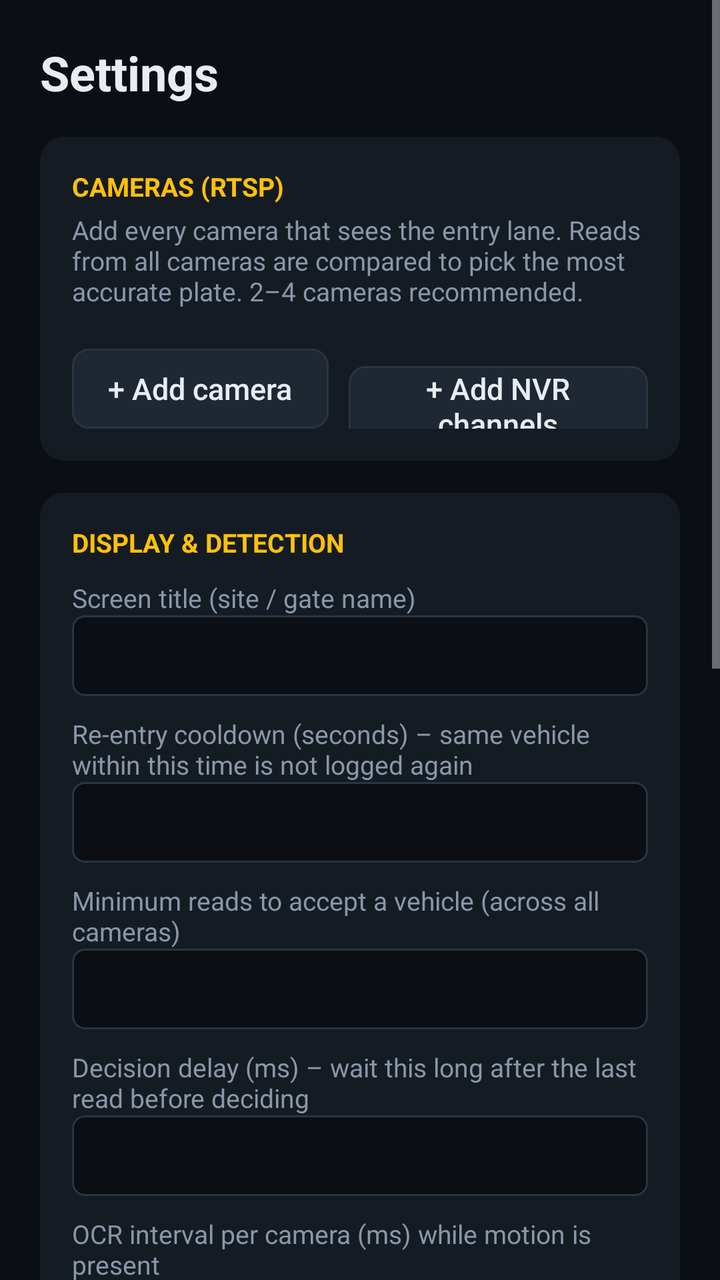
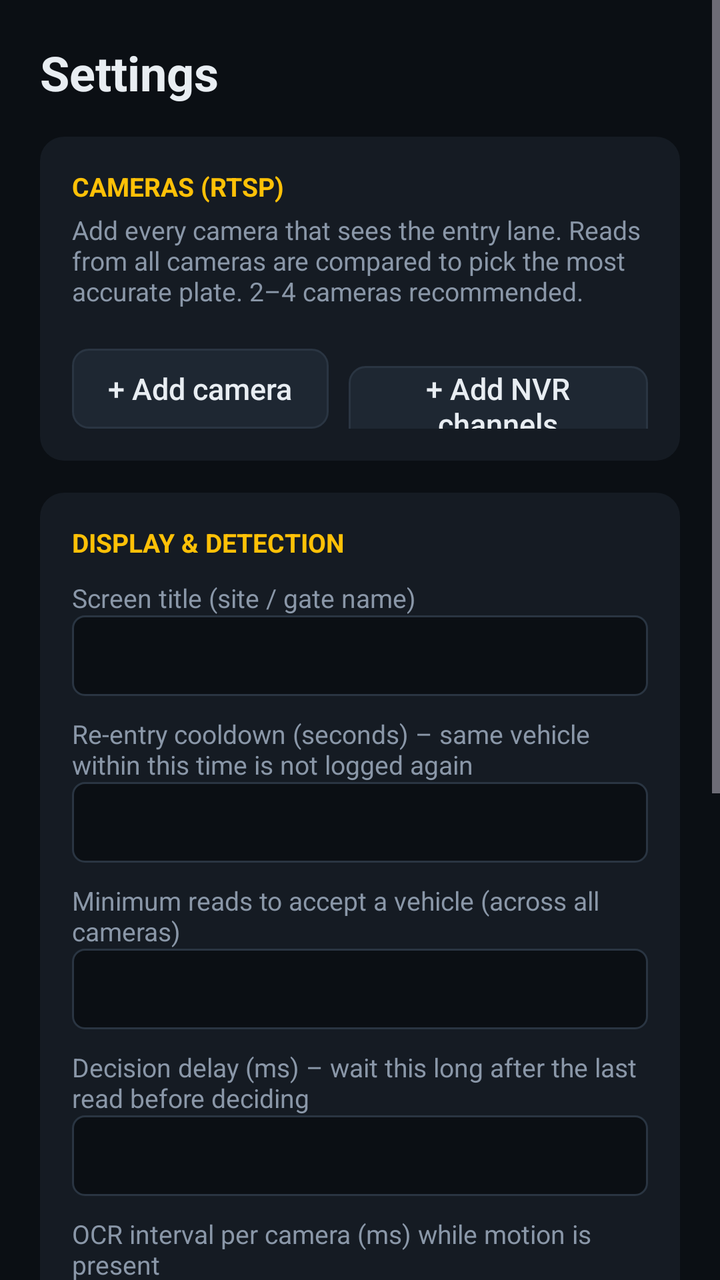

Compare the two renders of this Android layout. The source of the first and the diff that turns it into the second are given below.
<!-- AndroidManifest.xml: application theme Theme.VehicleGate -->
<!-- res/layout/activity_settings.xml -->
<?xml version="1.0" encoding="utf-8"?>
<ScrollView xmlns:android="http://schemas.android.com/apk/res/android"
    android:layout_width="match_parent"
    android:layout_height="match_parent"
    android:background="@color/bg"
    android:fillViewport="true">

    <LinearLayout
        android:layout_width="match_parent"
        android:layout_height="wrap_content"
        android:orientation="vertical"
        android:padding="20dp">

        <TextView
            android:layout_width="wrap_content"
            android:layout_height="wrap_content"
            android:text="Settings"
            android:textColor="@color/text"
            android:textSize="24sp"
            android:textStyle="bold" />

        
        <LinearLayout
            android:layout_width="match_parent"
            android:layout_height="wrap_content"
            android:layout_marginTop="16dp"
            android:background="@drawable/card_bg"
            android:orientation="vertical"
            android:padding="16dp">

            <TextView
                android:layout_width="wrap_content"
                android:layout_height="wrap_content"
                android:text="CAMERAS (RTSP)"
                android:textColor="@color/accent"
                android:textSize="13sp"
                android:textStyle="bold" />

            <TextView
                android:layout_width="wrap_content"
                android:layout_height="wrap_content"
                android:layout_marginTop="4dp"
                android:text="Add every camera that sees the entry lane. Reads from all cameras are compared to pick the most accurate plate. 2–4 cameras recommended."
                android:textColor="@color/text_dim"
                android:textSize="13sp" />

            <LinearLayout
                android:id="@+id/cameraList"
                android:layout_width="match_parent"
                android:layout_height="wrap_content"
                android:layout_marginTop="10dp"
                android:orientation="vertical" />

            <LinearLayout
                android:layout_width="wrap_content"
                android:layout_height="wrap_content"
                android:layout_marginTop="10dp"
                android:orientation="horizontal">

                <androidx.appcompat.widget.AppCompatButton
                    android:id="@+id/addCamera"
                    style="@style/TvButton"
                    android:layout_width="wrap_content"
                    android:layout_height="wrap_content"
                    android:text="+ Add camera" />

                <androidx.appcompat.widget.AppCompatButton
                    android:id="@+id/addNvr"
                    style="@style/TvButton"
                    android:layout_width="wrap_content"
                    android:layout_height="wrap_content"
                    android:layout_marginStart="10dp"
                    android:text="+ Add NVR channels" />
            </LinearLayout>
        </LinearLayout>

        
        <LinearLayout
            android:layout_width="match_parent"
            android:layout_height="wrap_content"
            android:layout_marginTop="16dp"
            android:background="@drawable/card_bg"
            android:orientation="vertical"
            android:padding="16dp">

            <TextView
                android:layout_width="wrap_content"
                android:layout_height="wrap_content"
                android:text="DISPLAY &amp; DETECTION"
                android:textColor="@color/accent"
                android:textSize="13sp"
                android:textStyle="bold" />

            <TextView style="@style/FieldLabel" android:layout_width="wrap_content" android:layout_height="wrap_content" android:text="Screen title (site / gate name)" />
            <EditText android:id="@+id/siteTitle" style="@style/Field" android:layout_width="match_parent" android:layout_height="wrap_content" android:inputType="text" />

            <TextView style="@style/FieldLabel" android:layout_width="wrap_content" android:layout_height="wrap_content" android:text="Re-entry cooldown (seconds) – same vehicle within this time is not logged again" />
            <EditText android:id="@+id/cooldown" style="@style/Field" android:layout_width="match_parent" android:layout_height="wrap_content" android:inputType="number" />

            <TextView style="@style/FieldLabel" android:layout_width="wrap_content" android:layout_height="wrap_content" android:text="Minimum reads to accept a vehicle (across all cameras)" />
            <EditText android:id="@+id/minReads" style="@style/Field" android:layout_width="match_parent" android:layout_height="wrap_content" android:inputType="number" />

            <TextView style="@style/FieldLabel" android:layout_width="wrap_content" android:layout_height="wrap_content" android:text="Decision delay (ms) – wait this long after the last read before deciding" />
            <EditText android:id="@+id/settle" style="@style/Field" android:layout_width="match_parent" android:layout_height="wrap_content" android:inputType="number" />

            <TextView style="@style/FieldLabel" android:layout_width="wrap_content" android:layout_height="wrap_content" android:text="OCR interval per camera (ms) while motion is present" />
            <EditText android:id="@+id/ocrInterval" style="@style/Field" android:layout_width="match_parent" android:layout_height="wrap_content" android:inputType="number" />

            <TextView style="@style/FieldLabel" android:layout_width="wrap_content" android:layout_height="wrap_content" android:text="Minimum confidence (%)" />
            <EditText android:id="@+id/minConf" style="@style/Field" android:layout_width="match_parent" android:layout_height="wrap_content" android:inputType="number" />

            <TextView style="@style/FieldLabel" android:layout_width="wrap_content" android:layout_height="wrap_content" android:text="Keep history for (days, 0 = forever)" />
            <EditText android:id="@+id/retention" style="@style/Field" android:layout_width="match_parent" android:layout_height="wrap_content" android:inputType="number" />

            <CheckBox
                android:id="@+id/beep"
                android:layout_width="wrap_content"
                android:layout_height="wrap_content"
                android:layout_marginTop="10dp"
                android:background="@drawable/row_bg"
                android:padding="6dp"
                android:text="Beep when a new vehicle is logged"
                android:textColor="@color/text" />

            <CheckBox
                android:id="@+id/liveVideo"
                android:layout_width="wrap_content"
                android:layout_height="wrap_content"
                android:background="@drawable/row_bg"
                android:padding="6dp"
                android:text="Show live camera video on the dashboard (off = small status chips; use ▶ Preview to watch a camera)"
                android:textColor="@color/text" />
        </LinearLayout>

        <LinearLayout
            android:layout_width="wrap_content"
            android:layout_height="wrap_content"
            android:layout_marginTop="16dp"
            android:orientation="horizontal">

            <androidx.appcompat.widget.AppCompatButton
                android:id="@+id/save"
                style="@style/TvButton"
                android:layout_width="wrap_content"
                android:layout_height="wrap_content"
                android:text="Save &amp; back" />

            <androidx.appcompat.widget.AppCompatButton
                android:id="@+id/exportCsv"
                style="@style/TvButton"
                android:layout_width="wrap_content"
                android:layout_height="wrap_content"
                android:layout_marginStart="10dp"
                android:text="Export history (CSV)" />

            <androidx.appcompat.widget.AppCompatButton
                android:id="@+id/clearHistory"
                style="@style/TvButton"
                android:layout_width="wrap_content"
                android:layout_height="wrap_content"
                android:layout_marginStart="10dp"
                android:text="Clear history"
                android:textColor="@color/error" />
        </LinearLayout>
    </LinearLayout>
</ScrollView>
<!-- resources referenced by this layout -->
<resources>
  <color name="accent">#FFC107</color>
  <color name="bg">#0B0F14</color>
  <color name="error">#FF5252</color>
  <color name="text">#E8EDF2</color>
  <color name="text_dim">#8A97A8</color>
  <!-- drawable card_bg (drawable) -->
  <?xml version="1.0" encoding="utf-8"?>
  <shape xmlns:android="http://schemas.android.com/apk/res/android" android:shape="rectangle">
      <solid android:color="@color/surface" />
      <corners android:radius="12dp" />
  </shape>
  <!-- drawable row_bg (drawable) -->
  <?xml version="1.0" encoding="utf-8"?>
  <selector xmlns:android="http://schemas.android.com/apk/res/android">
      <item android:state_focused="true">
          <shape android:shape="rectangle">
              <solid android:color="@color/surface2" />
              <stroke android:width="2dp" android:color="@color/accent" />
              <corners android:radius="6dp" />
          </shape>
      </item>
      <item>
          <shape android:shape="rectangle">
              <solid android:color="@android:color/transparent" />
          </shape>
      </item>
  </selector>
  <style name="Field">
          <item name="android:background">@drawable/field_bg</item>
          <item name="android:textColor">@color/text</item>
          <item name="android:textColorHint">@color/text_dim</item>
          <item name="android:textSize">15sp</item>
          <item name="android:padding">10dp</item>
          <item name="android:singleLine">true</item>
      </style>
  <style name="FieldLabel">
          <item name="android:textColor">@color/text_dim</item>
          <item name="android:textSize">13sp</item>
          <item name="android:layout_marginTop">10dp</item>
      </style>
  <style name="TvButton" parent="Widget.AppCompat.Button.Borderless">
          <item name="android:background">@drawable/focus_bg</item>
          <item name="android:textColor">@color/text</item>
          <item name="android:textAllCaps">false</item>
          <item name="android:textSize">15sp</item>
          <item name="android:paddingStart">18dp</item>
          <item name="android:paddingEnd">18dp</item>
          <item name="android:minHeight">40dp</item>
          <item name="android:focusable">true</item>
      </style>
  <style name="Theme.VehicleGate" parent="Theme.Material3.Dark.NoActionBar">
          <item name="android:windowBackground">@color/bg</item>
          <item name="colorPrimary">@color/accent</item>
          <item name="colorOnPrimary">#000000</item>
          <item name="colorSecondary">@color/accent</item>
          <item name="android:statusBarColor">@color/bg</item>
          <item name="android:navigationBarColor">@color/bg</item>
      </style>
  <color name="surface">#151B23</color>
  <color name="surface2">#1E2732</color>
  <!-- drawable field_bg (drawable) -->
  <?xml version="1.0" encoding="utf-8"?>
  <selector xmlns:android="http://schemas.android.com/apk/res/android">
      <item android:state_focused="true">
          <shape android:shape="rectangle">
              <solid android:color="@color/bg" />
              <stroke android:width="2dp" android:color="@color/accent" />
              <corners android:radius="6dp" />
          </shape>
      </item>
      <item>
          <shape android:shape="rectangle">
              <solid android:color="@color/bg" />
              <stroke android:width="1dp" android:color="@color/divider" />
              <corners android:radius="6dp" />
          </shape>
      </item>
  </selector>
  <color name="divider">#2A3542</color>
  <!-- unchanged entries left out for length: 1 -->
</resources>

<!-- the commit's change to res/layout/activity_settings.xml (unified diff, before → after) -->
@@ -132,10 +132,14 @@
                 android:textColor="@color/text" />
         </LinearLayout>
 
+        <HorizontalScrollView
+            android:layout_width="match_parent"
+            android:layout_height="wrap_content"
+            android:layout_marginTop="16dp"
+            android:scrollbars="none">
         <LinearLayout
             android:layout_width="wrap_content"
             android:layout_height="wrap_content"
-            android:layout_marginTop="16dp"
             android:orientation="horizontal">
 
             <androidx.appcompat.widget.AppCompatButton
@@ -144,6 +148,22 @@
                 android:layout_width="wrap_content"
                 android:layout_height="wrap_content"
                 android:text="Save &amp; back" />
+
+            <androidx.appcompat.widget.AppCompatButton
+                android:id="@+id/exportSettings"
+                style="@style/TvButton"
+                android:layout_width="wrap_content"
+                android:layout_height="wrap_content"
+                android:layout_marginStart="10dp"
+                android:text="Backup settings" />
+
+            <androidx.appcompat.widget.AppCompatButton
+                android:id="@+id/importSettings"
+                style="@style/TvButton"
+                android:layout_width="wrap_content"
+                android:layout_height="wrap_content"
+                android:layout_marginStart="10dp"
+                android:text="Restore settings" />
 
             <androidx.appcompat.widget.AppCompatButton
                 android:id="@+id/exportCsv"
@@ -162,5 +182,6 @@
                 android:text="Clear history"
                 android:textColor="@color/error" />
         </LinearLayout>
+        </HorizontalScrollView>
     </LinearLayout>
 </ScrollView>
